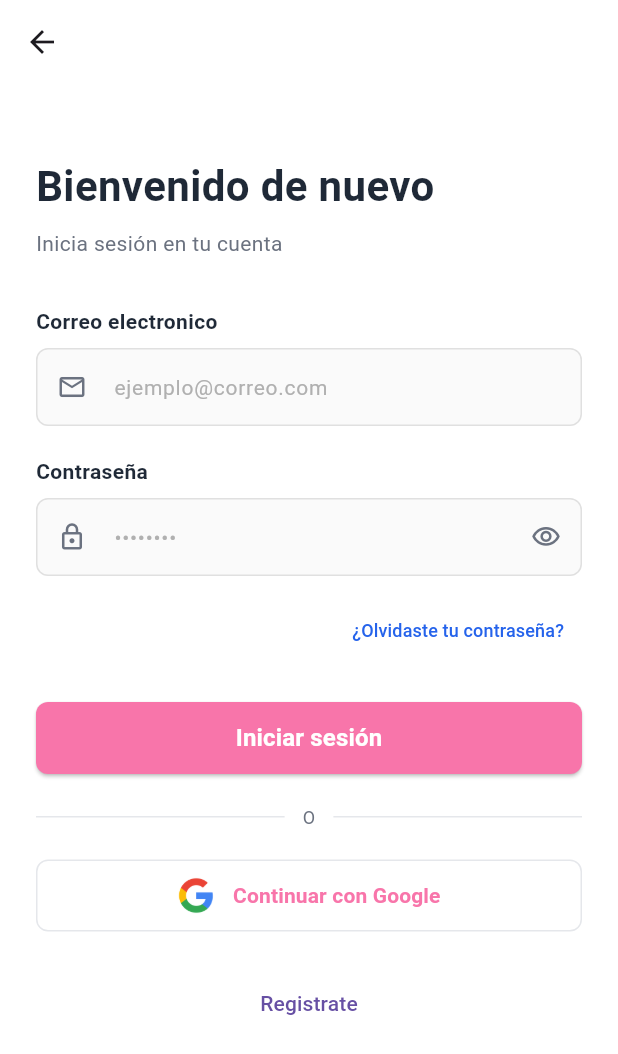
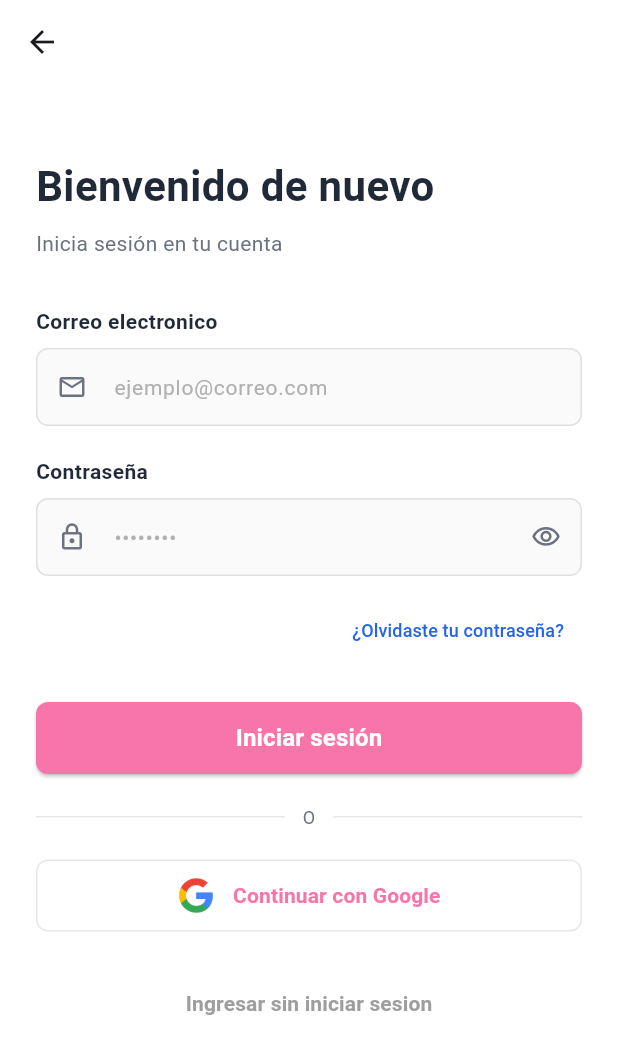
Before and after one commit to josrmz/readi_app, a Flutter app: the screen it shows after launch, after a tap on "Iniciar Sesion", on a phone screen of 412 x 824 dp. Shown: the top 1054 px of the screen. Run offline on Flutter 3.47's test engine with Material 3 defaults, Android fonts, the phone set to English and light mode, and no system bars; our stand-ins replace cloud_firestore, firebase_auth, firebase_core, go_router, google_sign_in; accounts and stored records are empty; network calls fail; statements that could not run were skipped.

Commit message:
ingresar sin iniciar sesion prueba

```diff
--- a/lib/views/loginpage.dart
+++ b/lib/views/loginpage.dart
@@ -251,9 +251,14 @@ class _LoginPageState extends State<LoginPage> {
                 Center(
                   child: TextButton(
                     onPressed: () {
-                      Navigator.pushNamed(context, '/signup');
+                      Navigator.pushNamed(context, '/home');
                     },
-                    child: Text('Registrate'),
+                    child: Text('Ingresar sin iniciar sesion',
+                    style: TextStyle(
+                      fontSize: 14,
+                      color: Colors.grey,
+                      fontWeight: FontWeight.w600,
+                    ),),
                   ),
                 ),
               ],
```
